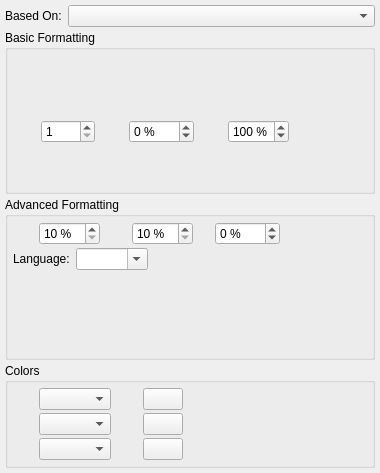
Old version of the form scribus/ui/smcstylewidget.ui in the repository HOST-Oman/scribus.
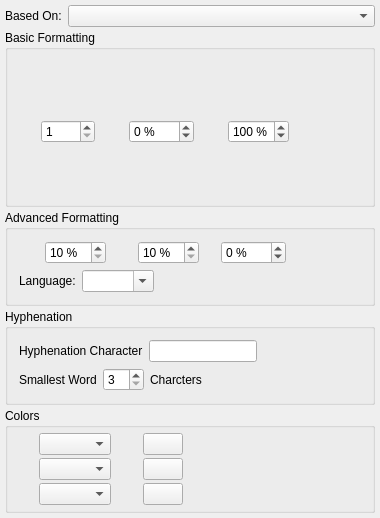
New version of the form. Custom widgets are drawn as their Qt base class.

Commit message: Add Hyphenation setting into Style Manager

What changed in the file:
```diff
--- a/scribus/ui/smcstylewidget.ui
+++ b/scribus/ui/smcstylewidget.ui
@@ -7,7 +7,7 @@
     <x>0</x>
     <y>0</y>
     <width>380</width>
-    <height>473</height>
+    <height>518</height>
    </rect>
   </property>
   <layout class="QVBoxLayout" name="verticalLayout_2">
@@ -254,22 +254,7 @@
      <property name="title">
       <string>Advanced Formatting</string>
      </property>
-     <layout class="QVBoxLayout">
-      <property name="spacing">
-       <number>3</number>
-      </property>
-      <property name="leftMargin">
-       <number>5</number>
-      </property>
-      <property name="topMargin">
-       <number>5</number>
-      </property>
-      <property name="rightMargin">
-       <number>5</number>
-      </property>
-      <property name="bottomMargin">
-       <number>5</number>
-      </property>
+     <layout class="QVBoxLayout" name="verticalLayout_3">
       <item>
        <layout class="QHBoxLayout">
         <item>
@@ -426,21 +411,79 @@
         </item>
        </layout>
       </item>
+     </layout>
+    </widget>
+   </item>
+   <item>
+    <widget class="QGroupBox" name="groupBox">
+     <property name="title">
+      <string>Hyphenation</string>
+     </property>
+     <layout class="QVBoxLayout" name="verticalLayout_4">
       <item>
-       <spacer>
-        <property name="orientation">
-         <enum>Qt::Vertical</enum>
-        </property>
-        <property name="sizeType">
-         <enum>QSizePolicy::MinimumExpanding</enum>
-        </property>
-        <property name="sizeHint" stdset="0">
-         <size>
-          <width>300</width>
-          <height>0</height>
-         </size>
-        </property>
-       </spacer>
+       <layout class="QHBoxLayout" name="horizontalLayout_3">
+        <item>
+         <widget class="QLabel" name="label_4">
+          <property name="text">
+           <string>Hyphenation Character</string>
+          </property>
+         </widget>
+        </item>
+        <item>
+         <widget class="SMLineEdit" name="hyphenCharLineEdit"/>
+        </item>
+        <item>
+         <spacer name="horizontalSpacer_2">
+          <property name="orientation">
+           <enum>Qt::Horizontal</enum>
+          </property>
+          <property name="sizeHint" stdset="0">
+           <size>
+            <width>40</width>
+            <height>20</height>
+           </size>
+          </property>
+         </spacer>
+        </item>
+       </layout>
+      </item>
+      <item>
+       <layout class="QHBoxLayout" name="horizontalLayout">
+        <item>
+         <widget class="QLabel" name="label">
+          <property name="text">
+           <string>Smallest Word</string>
+          </property>
+         </widget>
+        </item>
+        <item>
+         <widget class="SMSpinBox" name="smallestWordSpinBox">
+          <property name="minimum">
+           <number>3</number>
+          </property>
+         </widget>
+        </item>
+        <item>
+         <widget class="QLabel" name="label_2">
+          <property name="text">
+           <string>Charcters</string>
+          </property>
+         </widget>
+        </item>
+        <item>
+         <spacer name="horizontalSpacer">
+          <property name="orientation">
+           <enum>Qt::Horizontal</enum>
+          </property>
+          <property name="sizeHint" stdset="0">
+           <size>
+            <width>40</width>
+            <height>20</height>
+           </size>
+          </property>
+         </spacer>
+        </item>
+       </layout>
       </item>
      </layout>
     </widget>
@@ -718,6 +761,16 @@
    <header>ui/smstyleselect.h</header>
    <container>1</container>
   </customwidget>
+  <customwidget>
+   <class>SMSpinBox</class>
+   <extends>QSpinBox</extends>
+   <header>ui/smspinbox.h</header>
+  </customwidget>
+  <customwidget>
+   <class>SMLineEdit</class>
+   <extends>QLineEdit</extends>
+   <header>ui/smlineedit.h</header>
+  </customwidget>
  </customwidgets>
  <resources/>
  <connections/>
```
The commit also changes 10 other files.
